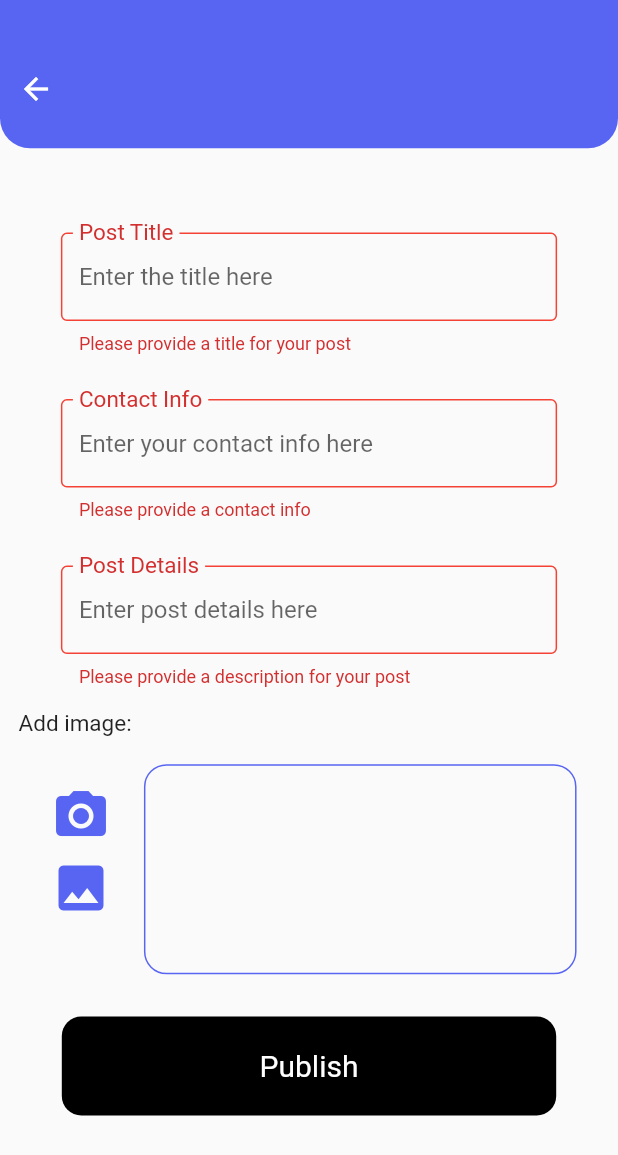
After one commit to fares-q44/Repairity, a Flutter app: the AddPostScreen screen opened by its route, after a tap on "Publish", on a phone screen of 412 x 824 dp. The commit adds this screen. Shown: the top 1155 px of the screen. Run offline on Flutter 3.47's test engine with Material 2 defaults, Android fonts, the phone set to English and light mode, and no system bars; our stand-ins replace supabase_flutter; accounts and stored records are empty.

Commit message:
adding posts without images

```diff
--- a/lib/main.dart
+++ b/lib/main.dart
@@ -5,9 +5,12 @@ import 'package:repairity/screens/auth_screen/terms_and_conditions_screen.dart';
 import 'package:repairity/screens/starting_screen/splash_screen.dart';
 import 'package:repairity/screens/starting_screen/starting_screen.dart';
 import 'package:repairity/screens/user/bottom_nav_bar_screen/bottom_nav_bar.dart';
-import 'package:repairity/screens/user/user_posts_screen/user_posts_screen.dart';
+import 'package:repairity/screens/user/user_posts/add_post_screen.dart';
+import 'package:repairity/screens/user/user_posts/user_posts_screen.dart';
 import 'package:repairity/screens/workshop/view_posts_screen/view_posts_screen.dart';
 import 'package:supabase_flutter/supabase_flutter.dart' hide Provider;
+
+import 'screens/user/user_posts/components/user_posts.dart';
 
 void main() async {
   WidgetsFlutterBinding.ensureInitialized();
@@ -31,6 +34,9 @@ class MyApp extends StatelessWidget {
         Provider(
           create: (_) => Auth(),
         ),
+        Provider(
+          create: (_) => UserPosts(),
+        ),
       ],
       child: MaterialApp(
         debugShowCheckedModeBanner: false,
@@ -49,7 +55,8 @@ class MyApp extends StatelessWidget {
           '/user_posts': (context) => const UserPostsScreen(),
           '/view_posts': (context) => const ViewPostsScreen(),
           '/starting_screen': (context) => const StartingScreen(),
-          '/user_home': (context) => BottomNavBar(),
+          '/user_home': (context) => const BottomNavBar(),
+          '/add_post': (context) => const AddPostScreen(),
         },
         home: const SplashScreen(),
       ),
--- a/lib/screens/starting_screen/starting_screen.dart
+++ b/lib/screens/starting_screen/starting_screen.dart
@@ -1,6 +1,6 @@
 import 'package:flutter/material.dart';
 
-import '../../widgets/button.dart';
+import '../auth_screen/widgets/button.dart';
 import '../../widgets/top_notch.dart';
 
 class StartingScreen extends StatelessWidget {
--- a/lib/screens/user/bottom_nav_bar_screen/bottom_nav_bar.dart
+++ b/lib/screens/user/bottom_nav_bar_screen/bottom_nav_bar.dart
@@ -1,6 +1,6 @@
 import 'package:flutter/material.dart';
 import 'package:repairity/screens/chat_screen/chat_screen.dart';
-import 'package:repairity/screens/user/user_posts_screen/user_posts_screen.dart';
+import 'package:repairity/screens/user/user_posts/user_posts_screen.dart';
 import 'package:repairity/screens/user/view_services_screen/view_services_screen.dart';
 import 'package:repairity/screens/user/view_workshops_screen/view_workshops_screen.dart';
 
--- /dev/null
+++ b/lib/screens/user/user_posts/add_post_screen.dart
@@ -0,0 +1,265 @@
+import 'package:flutter/material.dart';
+import 'package:provider/provider.dart';
+import 'package:repairity/screens/user/user_posts/components/user_posts.dart';
+import 'package:repairity/widgets/top_notch.dart';
+
+class AddPostScreen extends StatefulWidget {
+  const AddPostScreen({super.key});
+
+  @override
+  State<AddPostScreen> createState() => _AddPostScreenState();
+}
+
+class _AddPostScreenState extends State<AddPostScreen> {
+  String title = '';
+  String contact = '';
+  String details = '';
+  bool isPublishing = false;
+
+  final _formKey = GlobalKey<FormState>();
+
+  Future<void> addPost() async {
+    setState(() {
+      isPublishing = true;
+    });
+    if (_formKey.currentState!.validate()) {
+      _formKey.currentState!.save();
+      try {
+        await Provider.of<UserPosts>(context, listen: false)
+            .addPost(title, contact, details);
+      } on Exception catch (e) {
+        String err = e.toString();
+        print(err);
+        ScaffoldMessenger.of(context).showSnackBar(
+          SnackBar(
+            content: Text(err),
+          ),
+        );
+      }
+    }
+
+    setState(() {
+      isPublishing = false;
+    });
+  }
+
+  @override
+  Widget build(BuildContext context) {
+    Size size = MediaQuery.of(context).size;
+    double sWidth = size.width;
+    double sHeight = size.height;
+    return Scaffold(
+      body: SingleChildScrollView(
+        child: Column(
+          children: [
+            const TopNotch(withBack: true),
+            SizedBox(
+              height: sHeight * 0.05,
+            ),
+            Form(
+              key: _formKey,
+              child: Column(
+                children: [
+                  Container(
+                    margin: const EdgeInsets.symmetric(vertical: 10),
+                    padding:
+                        const EdgeInsets.symmetric(horizontal: 20, vertical: 5),
+                    width: size.width * 0.9,
+                    decoration: BoxDecoration(
+                      borderRadius: BorderRadius.circular(29),
+                    ),
+                    child: TextFormField(
+                      validator: (value) {
+                        if (value!.isEmpty) {
+                          return 'Please provide a title for your post';
+                        }
+                        return null;
+                      },
+                      onSaved: (newValue) => title = newValue!,
+                      decoration: const InputDecoration(
+                        errorBorder: OutlineInputBorder(
+                          borderSide: BorderSide(width: 1.0, color: Colors.red),
+                        ),
+                        focusedErrorBorder: OutlineInputBorder(
+                          borderSide: BorderSide(width: 1.0, color: Colors.red),
+                        ),
+                        hintText: 'Enter the title here',
+                        labelText: 'Post Title',
+                        labelStyle: TextStyle(fontSize: 20),
+                        floatingLabelBehavior: FloatingLabelBehavior.always,
+                        enabledBorder: OutlineInputBorder(
+                          borderSide: BorderSide(width: 1.0),
+                        ),
+                        focusedBorder: OutlineInputBorder(
+                          borderSide:
+                              BorderSide(width: 1.0, color: Colors.black),
+                        ),
+                      ),
+                    ),
+                  ),
+                  Container(
+                    margin: const EdgeInsets.symmetric(vertical: 10),
+                    padding:
+                        const EdgeInsets.symmetric(horizontal: 20, vertical: 5),
+                    width: size.width * 0.9,
+                    decoration: BoxDecoration(
+                      borderRadius: BorderRadius.circular(29),
+                    ),
+                    child: TextFormField(
+                      validator: (value) {
+                        if (value!.isEmpty) {
+                          return 'Please provide a contact info';
+                        }
+                        return null;
+                      },
+                      onSaved: (newValue) => contact = newValue!,
+                      decoration: const InputDecoration(
+                        errorBorder: OutlineInputBorder(
+                          borderSide: BorderSide(width: 1.0, color: Colors.red),
+                        ),
+                        focusedErrorBorder: OutlineInputBorder(
+                          borderSide: BorderSide(width: 1.0, color: Colors.red),
+                        ),
+                        hintText: 'Enter your contact info here',
+                        labelText: 'Contact Info',
+                        labelStyle: TextStyle(fontSize: 20),
+                        floatingLabelBehavior: FloatingLabelBehavior.always,
+                        enabledBorder: OutlineInputBorder(
+                          borderSide: BorderSide(width: 1.0),
+                        ),
+                        focusedBorder: OutlineInputBorder(
+                          borderSide:
+                              BorderSide(width: 1.0, color: Colors.black),
+                        ),
+                      ),
+                    ),
+                  ),
+                  Container(
+                    margin: const EdgeInsets.symmetric(vertical: 10),
+                    padding:
+                        const EdgeInsets.symmetric(horizontal: 20, vertical: 5),
+                    width: size.width * 0.9,
+                    decoration: BoxDecoration(
+                      borderRadius: BorderRadius.circular(29),
+                    ),
+                    child: TextFormField(
+                      keyboardType: TextInputType.multiline,
+                      maxLines: null,
+                      validator: (value) {
+                        if (value!.isEmpty) {
+                          return 'Please provide a description for your post';
+                        }
+                        return null;
+                      },
+                      onSaved: (newValue) => details = newValue!,
+                      decoration: const InputDecoration(
+                        errorBorder: OutlineInputBorder(
+                          borderSide: BorderSide(width: 1.0, color: Colors.red),
+                        ),
+                        focusedErrorBorder: OutlineInputBorder(
+                          borderSide: BorderSide(width: 1.0, color: Colors.red),
+                        ),
+                        hintText: 'Enter post details here',
+                        labelText: 'Post Details',
+                        labelStyle: TextStyle(fontSize: 20),
+                        floatingLabelBehavior: FloatingLabelBehavior.always,
+                        enabledBorder: OutlineInputBorder(
+                          borderSide: BorderSide(width: 1.0),
+                        ),
+                        focusedBorder: OutlineInputBorder(
+                          borderSide:
+                              BorderSide(width: 1.0, color: Colors.black),
+                        ),
+                      ),
+                    ),
+                  ),
+                  Row(
+                    children: [
+                      SizedBox(
+                        width: sWidth * 0.03,
+                      ),
+                      Column(
+                        children: [
+                          const Text(
+                            'Add image:',
+                            style: TextStyle(fontSize: 15),
+                          ),
+                          SizedBox(
+                            height: sHeight * 0.03,
+                          ),
+                          IconButton(
+                            onPressed: () {},
+                            icon: Icon(
+                              Icons.camera_alt,
+                              size: 40,
+                              color: Theme.of(context).primaryColor,
+                            ),
+                          ),
+                          IconButton(
+                            onPressed: () {},
+                            icon: Icon(
+                              Icons.image,
+                              size: 40,
+                              color: Theme.of(context).primaryColor,
+                            ),
+                          ),
+                          SizedBox(
+                            height: sHeight * 0.05,
+                          )
+                        ],
+                      ),
+                      SizedBox(
+                        width: sWidth * 0.02,
+                      ),
+                      Column(
+                        children: [
+                          SizedBox(
+                            height: sHeight * 0.04,
+                          ),
+                          Container(
+                            margin: EdgeInsets.only(right: sWidth * 0.03),
+                            width: sWidth * 0.7,
+                            height: sHeight * 0.17,
+                            decoration: BoxDecoration(
+                              border: Border.all(
+                                  width: 1,
+                                  color: Theme.of(context).primaryColor),
+                              borderRadius: BorderRadius.circular(15),
+                            ),
+                          ),
+                        ],
+                      )
+                    ],
+                  ),
+                  SizedBox(
+                    height: sHeight * 0.03,
+                  ),
+                  isPublishing
+                      ? const CircularProgressIndicator()
+                      : GestureDetector(
+                          onTap: addPost,
+                          child: Container(
+                            decoration: BoxDecoration(
+                              borderRadius: BorderRadius.circular(13),
+                              color: Colors.black,
+                            ),
+                            height: sHeight * 0.08,
+                            width: sWidth * 0.8,
+                            child: const Center(
+                              child: Text(
+                                'Publish',
+                                style: TextStyle(
+                                    color: Colors.white, fontSize: 20),
+                              ),
+                            ),
+                          ),
+                        ),
+                ],
+              ),
+            ),
+          ],
+        ),
+      ),
+    );
+  }
+}
--- /dev/null
+++ b/lib/screens/user/user_posts/components/user_posts.dart
@@ -0,0 +1,21 @@
+import 'package:supabase_flutter/supabase_flutter.dart';
+
+class UserPosts {
+  final client = Supabase.instance.client;
+  Future<void> addPost(
+    String title,
+    String contact,
+    String details,
+  ) async {
+    try {
+      await client.from('posts').insert({
+        'owner_id': client.auth.currentUser!.id,
+        'title': title,
+        'contact': contact,
+        'details': details,
+      });
+    } catch (e) {
+      rethrow;
+    }
+  }
+}
--- a/lib/screens/user/user_posts_screen/user_posts_screen.dart
+++ b/lib/screens/user/user_posts/user_posts_screen.dart
@@ -21,7 +21,11 @@ class _UserPostsScreenState extends State<UserPostsScreen> {
           SizedBox(
             height: sHeight * 0.35,
           ),
-          Container(
+          GestureDetector(
+            onTap: () {
+              Navigator.of(context).pushNamed('/add_post');
+            },
+            child: Container(
               margin: EdgeInsets.only(bottom: sHeight * 0.02),
               width: sWidth * 0.18,
               height: sHeight * 0.09,
@@ -36,6 +40,7 @@ class _UserPostsScreenState extends State<UserPostsScreen> {
                 child: Icon(Icons.add),
               ),
             ),
+          ),
           const Center(
             child: Text(
               'No Posts Yet',
--- a/lib/screens/user/user_posts_screen/components/user_posts.dart
+++ /dev/null
@@ -1 +0,0 @@
-class UserPosts {}
```
Also changed, not shown: lib/screens/auth_screen/widgets/button.dart (renamed from lib/widgets/Button.dart). Lines whose indentation alone changed are shown as unchanged.
